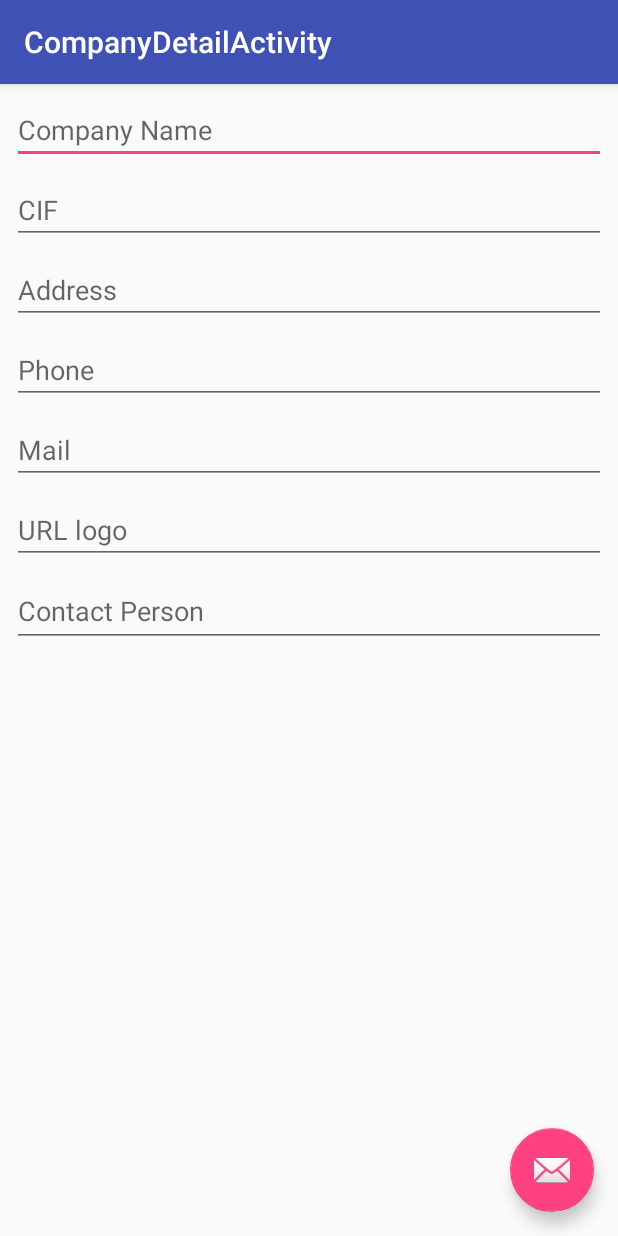
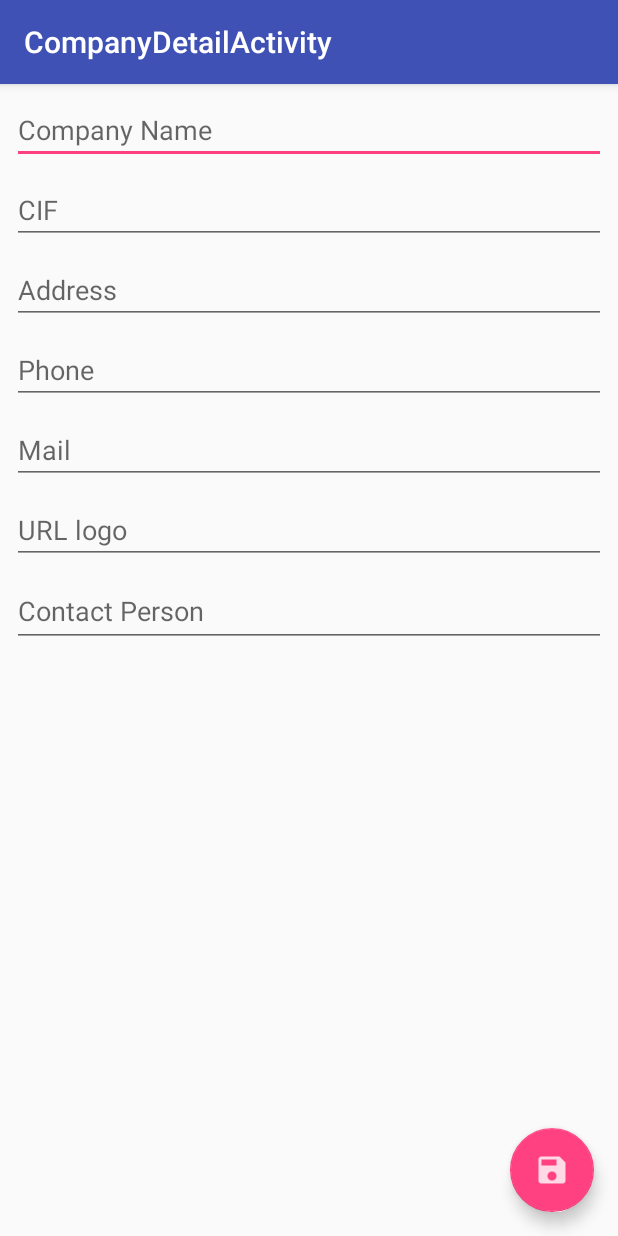
Before and after one commit to SoulApps/PR11-Room, an Android app: the screen it shows after launch (CompanyDetailActivity), after a tap on an icon or button, on a phone screen of 412 x 824 dp. Run offline under Robolectric (Android 15) with nearby library versions, the phone set to English and light mode, and no system bars; our stand-ins replace Room's generated code, RxJava, data binding; libraries missing offline, so code that uses them is left out: android.arch.persistence, android.support.v7; 5 statements that could not run were skipped.

Commit message:
v 0.4.2 more errors

```diff
--- a/app/src/main/java/com/example/mc_ra/pr11_room/data/Repository.java
+++ b/app/src/main/java/com/example/mc_ra/pr11_room/data/Repository.java
@@ -15,7 +15,7 @@ import io.reactivex.Observable;
 public interface Repository {
     LiveData<List<Company>> getCompanies();
     LiveData<Company> getCompany(long companyId);
-    LiveData<Long> addCompany(Company company);
-    LiveData<Integer> updateCompany(Company company);
-    LiveData<Integer> deleteCompany(Company company);
+    long addCompany(Company company);
+    int updateCompany(Company company);
+    int deleteCompany(Company company);
 }
--- a/app/src/main/java/com/example/mc_ra/pr11_room/data/RepositoryImpl.java
+++ b/app/src/main/java/com/example/mc_ra/pr11_room/data/RepositoryImpl.java
@@ -55,17 +55,17 @@ public class RepositoryImpl implements Repository{
     }
 
     @Override
-    public LiveData<Long> addCompany(Company company) {
+    public long addCompany(Company company) {
         return db.companyDao().insertCompany(company);
     }
 
     @Override
-    public LiveData<Integer> updateCompany(Company company) {
+    public int updateCompany(Company company) {
         return db.companyDao().updateCompany(company);
     }
 
     @Override
-    public LiveData<Integer> deleteCompany(Company company) {
+    public int deleteCompany(Company company) {
         return db.companyDao().deleteCompany(company);
     }
 }
--- a/app/src/main/java/com/example/mc_ra/pr11_room/data/local/CompanyDao.java
+++ b/app/src/main/java/com/example/mc_ra/pr11_room/data/local/CompanyDao.java
@@ -18,13 +18,13 @@ import io.reactivex.Observable;
 public interface CompanyDao {
 
     @Insert
-    LiveData<Long> insertCompany(Company company);
+    long insertCompany(Company company);
 
     @Update
-    LiveData<Integer> updateCompany(Company company);
+    int updateCompany(Company company);
 
     @Delete
-    LiveData<Integer> deleteCompany(Company company);
+    int deleteCompany(Company company);
 
     @Query("SELECT * FROM Company where id = :companyId")
     LiveData<Company> getCompany(long companyId);
--- a/app/src/main/java/com/example/mc_ra/pr11_room/ui/company/CompanyListAdapter.java
+++ b/app/src/main/java/com/example/mc_ra/pr11_room/ui/company/CompanyListAdapter.java
@@ -10,7 +10,7 @@ import com.example.mc_ra.pr11_room.data.model.Company;
 import com.example.mc_ra.pr11_room.utils.RecyclerBindingAdapter;
 
 @SuppressWarnings("unused")
-public class CompanyListAdapter extends RecyclerBindingAdapter<Company> {
+public class CompanyListAdapter extends RecyclerBindingAdapter<Company>{
 
     private final int modelBRId;
     // todo copy paste
@@ -31,6 +31,4 @@ public class CompanyListAdapter extends RecyclerBindingAdapter<Company> {
         super(modelBRId, DIFF_CALLBACK);
         this.modelBRId = modelBRId;
     }
-
-
 }
--- a/app/src/main/java/com/example/mc_ra/pr11_room/ui/company/CompanyListFragment.java
+++ b/app/src/main/java/com/example/mc_ra/pr11_room/ui/company/CompanyListFragment.java
@@ -4,7 +4,9 @@ package com.example.mc_ra.pr11_room.ui.company;
 
 import android.arch.lifecycle.ViewModelProviders;
 import android.content.Intent;
+import android.databinding.DataBindingUtil;
 import android.os.Bundle;
+import android.support.annotation.NonNull;
 import android.support.annotation.Nullable;
 import android.support.v4.app.Fragment;
 import android.support.v7.widget.DefaultItemAnimator;
@@ -17,7 +19,6 @@ import android.view.ViewGroup;
 import com.example.mc_ra.pr11_room.BR;
 import com.example.mc_ra.pr11_room.R;
 import com.example.mc_ra.pr11_room.data.Repository;
-import com.example.mc_ra.pr11_room.data.RepositoryImpl;
 import com.example.mc_ra.pr11_room.data.model.Company;
 import com.example.mc_ra.pr11_room.databinding.FragmentCompanyListBinding;
 import com.example.mc_ra.pr11_room.ui.main.MainActivityViewModel;
@@ -25,17 +26,16 @@ import com.example.mc_ra.pr11_room.utils.RecyclerBindingAdapter;
 
 import java.util.List;
 
-import io.reactivex.android.schedulers.AndroidSchedulers;
-import io.reactivex.schedulers.Schedulers;
 
-public class CompanyListFragment extends Fragment implements RecyclerBindingAdapter.OnItemClickListener
-        ,RecyclerBindingAdapter.OnItemLongClickListener{
+public class CompanyListFragment extends Fragment {
 
     private CompanyListAdapter mAdapter;
     private MainActivityViewModel mViewModel;
     Repository repository;
     private final int EXTRA_RC = 1;
     private final String COMPANY_EXTRA = "COMPANY_EXTRA";
+    private View emptyView;
+    //FragmentCompanyListBinding mBinding;
 
     public CompanyListFragment() {
     }
@@ -47,21 +47,30 @@ public class CompanyListFragment extends Fragment implements RecyclerBindingAdap
     @Override
     public void onCreate(Bundle savedInstanceState) {
         super.onCreate(savedInstanceState);
+       /* mBinding = DataBindingUtil.setContentView(getActivity(), R.layout.fragment_company_list);
+        mBinding.setPresenter(this);*/
         mViewModel = ViewModelProviders.of(getActivity()).get(MainActivityViewModel.class);
+
+
     }
 
 
     @Nullable
     @Override
-    public View onCreateView(LayoutInflater inflater, @Nullable ViewGroup container, Bundle savedInstanceState) {
+    public View onCreateView(@NonNull LayoutInflater inflater, @Nullable ViewGroup container, Bundle savedInstanceState) {
         FragmentCompanyListBinding binding = FragmentCompanyListBinding.inflate(inflater, container, false);
+        binding.setPresenter(this);
         // Se retorna la vista raíz del layout.
+        if (container != null) {
+            emptyView = container.findViewById(R.id.company_list_empty_view_ConstraintLayout);
+        }
         mAdapter = new CompanyListAdapter(BR.item);
         binding.companyList.setAdapter(mAdapter);
         binding.companyList.setLayoutManager(new LinearLayoutManager(getActivity(), LinearLayoutManager.VERTICAL, false));
         binding.companyList.setItemAnimator(new DefaultItemAnimator());
         binding.companyList.addItemDecoration(new DividerItemDecoration(inflater.getContext(),DividerItemDecoration.VERTICAL));
         mViewModel.getCompanies().observe(this, this::update);
+        mAdapter.setEmptyView(emptyView);
         return binding.getRoot();
     }
 
@@ -74,18 +83,18 @@ public class CompanyListFragment extends Fragment implements RecyclerBindingAdap
         super.onActivityCreated(savedInstanceState);
     }
 
-    @Override
-    public void onItemClick(View view, Object item, int position) {
-        sendToDetailActivity((Company) item);
-    }
 
-    private void sendToDetailActivity(Company item) {
+    public  void sendToDetailActivity(Company item) {
         Intent intent = new Intent();
         intent.putExtra(COMPANY_EXTRA, item);
         CompanyDetailActivity.startForResult(getActivity(),EXTRA_RC, item);
     }
-    @Override
-    public void onItemLongClick(View view, Object item, int position) {
 
+    public void onItemClick(View view, Object item, int position){
+        sendToDetailActivity((Company) item);
+    }
+
+    public void onItemLongClick(View view, Object item, int position){
+        sendToDetailActivity((Company) item);
     }
 }
--- a/app/src/main/res/layout/activity_company_detail.xml
+++ b/app/src/main/res/layout/activity_company_detail.xml
@@ -28,7 +28,7 @@
             android:layout_height="wrap_content"
             android:layout_gravity="bottom|end"
             android:layout_margin="@dimen/fab_margin"
-            app:srcCompat="@android:drawable/ic_dialog_email" />
+            app:srcCompat="@drawable/ic_action_save" />
 
     </android.support.design.widget.CoordinatorLayout>
 </layout>
--- a/app/src/main/res/layout/activity_main.xml
+++ b/app/src/main/res/layout/activity_main.xml
@@ -14,6 +14,6 @@
         android:layout_height="wrap_content"
         android:layout_gravity="bottom|end"
         android:layout_margin="@dimen/fab_margin"
-        app:srcCompat="@android:drawable/ic_dialog_email" />
+        app:srcCompat="@drawable/ic_add" />
 
 </android.support.design.widget.CoordinatorLayout>
--- a/app/src/main/res/layout/company_list_empty_view.xml
+++ b/app/src/main/res/layout/company_list_empty_view.xml
@@ -3,10 +3,11 @@
     xmlns:app="http://schemas.android.com/apk/res-auto"
     xmlns:tools="http://schemas.android.com/tools"
     android:layout_width="match_parent"
-    android:layout_height="match_parent">
+    android:layout_height="match_parent"
+    android:id="@+id/company_list_empty_view_ConstraintLayout">
 
     <TextView
-        android:id="@+id/textView2"
+        android:id="@+id/empty_view_lblEmptyText"
         android:layout_width="384dp"
         android:layout_height="66dp"
         android:layout_marginStart="8dp"
```
Also changed, not shown: app/src/main/java/com/example/mc_ra/pr11_room/ui/company/CompanyDetailActivity.java (+9 -4 lines), app/src/main/res/layout/fragment_company_list.xml (+8 -0 lines), app/src/main/res/drawable-hdpi/ic_action_save.png (added), app/src/main/res/drawable-hdpi/ic_add.png (added), app/src/main/res/drawable-mdpi/ic_action_save.png (added), app/src/main/res/drawable-mdpi/ic_add.png (added), app/src/main/res/drawable-xhdpi/ic_action_save.png (added), app/src/main/res/drawable-xhdpi/ic_add.png (added), app/src/main/res/drawable-xxhdpi/ic_action_save.png (added), app/src/main/res/drawable-xxhdpi/ic_add.png (added).
